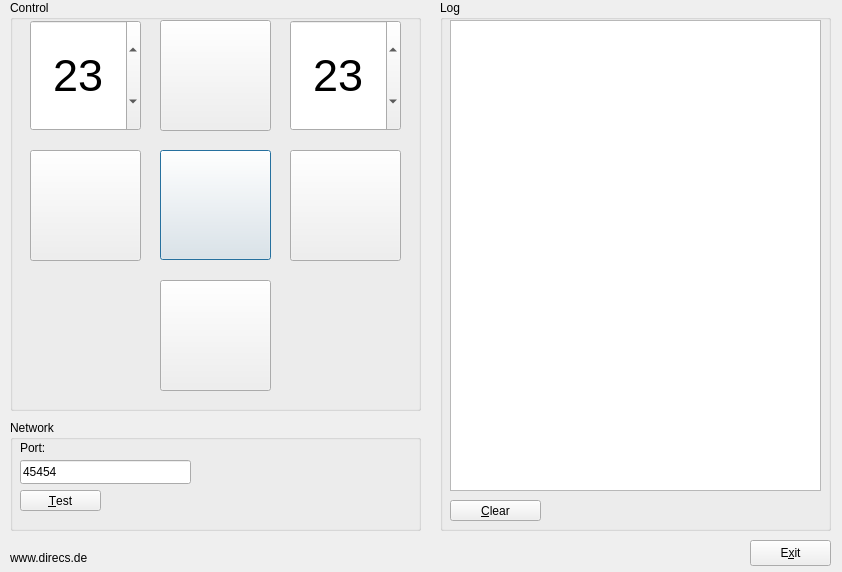
The window that mrs-remote/src/gui.ui (markusk/direcs) describes before a commit, drawn with Qt 5.
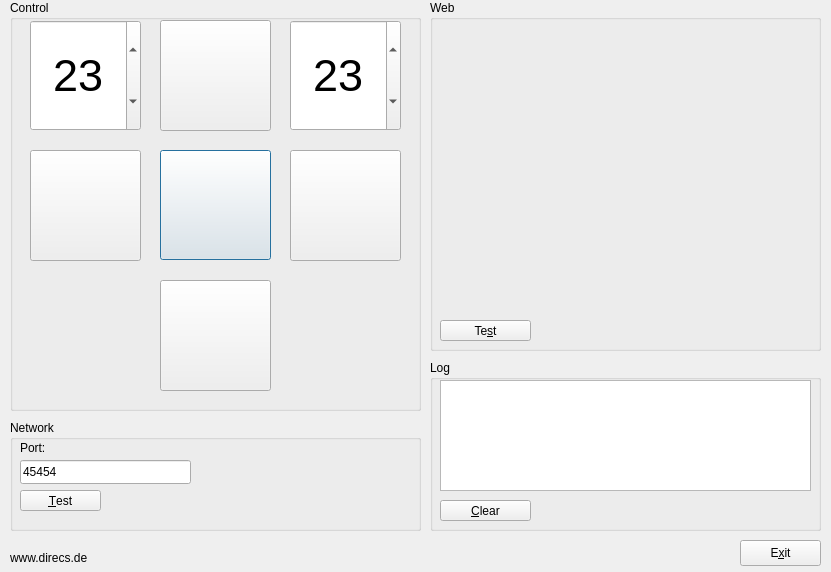
The same window after the commit. Icons and pictures are not drawn.

What changed in the file:
```diff
--- a/mrs-remote/src/gui.ui
+++ b/mrs-remote/src/gui.ui
@@ -6,7 +6,7 @@
    <rect>
     <x>0</x>
     <y>0</y>
-    <width>842</width>
+    <width>831</width>
     <height>572</height>
    </rect>
   </property>
@@ -275,10 +275,10 @@
   <widget class="QGroupBox" name="groupBoxLog" >
    <property name="geometry" >
     <rect>
-     <x>440</x>
-     <y>0</y>
+     <x>430</x>
+     <y>360</y>
      <width>391</width>
-     <height>531</height>
+     <height>171</height>
     </rect>
    </property>
    <property name="title" >
@@ -290,7 +290,7 @@
       <x>10</x>
       <y>20</y>
       <width>371</width>
-      <height>471</height>
+      <height>111</height>
      </rect>
     </property>
    </widget>
@@ -298,7 +298,7 @@
     <property name="geometry" >
      <rect>
       <x>10</x>
-      <y>500</y>
+      <y>140</y>
       <width>91</width>
       <height>21</height>
      </rect>
@@ -314,7 +314,7 @@
   <widget class="QPushButton" name="btnExit" >
    <property name="geometry" >
     <rect>
-     <x>750</x>
+     <x>740</x>
      <y>540</y>
      <width>81</width>
      <height>26</height>
@@ -355,6 +355,45 @@
     <set>Qt::LinksAccessibleByKeyboard|Qt::LinksAccessibleByMouse|Qt::NoTextInteraction</set>
    </property>
   </widget>
+  <widget class="QGroupBox" name="groupBoxWeb" >
+   <property name="geometry" >
+    <rect>
+     <x>430</x>
+     <y>0</y>
+     <width>391</width>
+     <height>351</height>
+    </rect>
+   </property>
+   <property name="title" >
+    <string>Web</string>
+   </property>
+   <widget class="QPushButton" name="btnTest_2" >
+    <property name="geometry" >
+     <rect>
+      <x>10</x>
+      <y>320</y>
+      <width>91</width>
+      <height>21</height>
+     </rect>
+    </property>
+    <property name="text" >
+     <string>Te&amp;st</string>
+    </property>
+    <property name="shortcut" >
+     <string>Alt+S</string>
+    </property>
+   </widget>
+   <widget class="QWidget" native="1" name="widgetWeb" >
+    <property name="geometry" >
+     <rect>
+      <x>20</x>
+      <y>20</y>
+      <width>361</width>
+      <height>261</height>
+     </rect>
+    </property>
+   </widget>
+  </widget>
  </widget>
  <tabstops>
   <tabstop>btnClear</tabstop>
```
Left out of the diff: 23 changed lines with no effect on the pictures.
